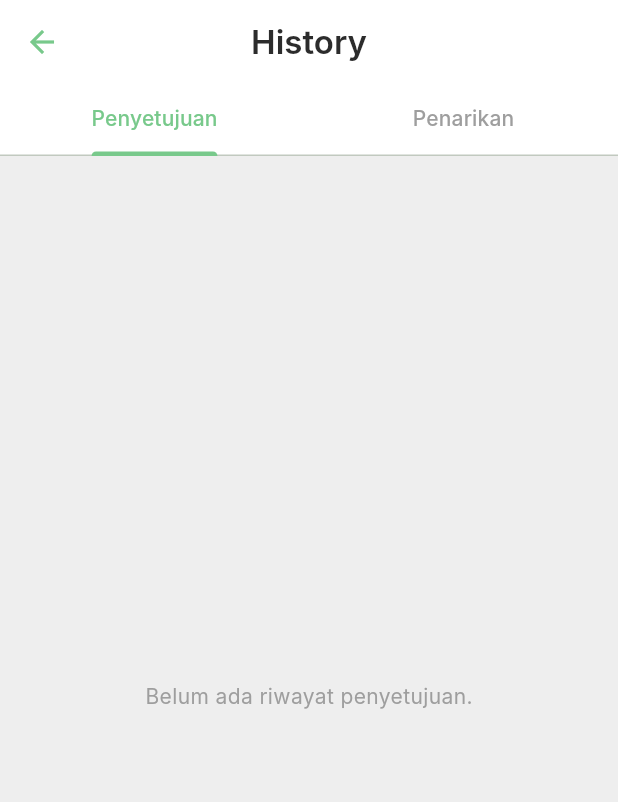
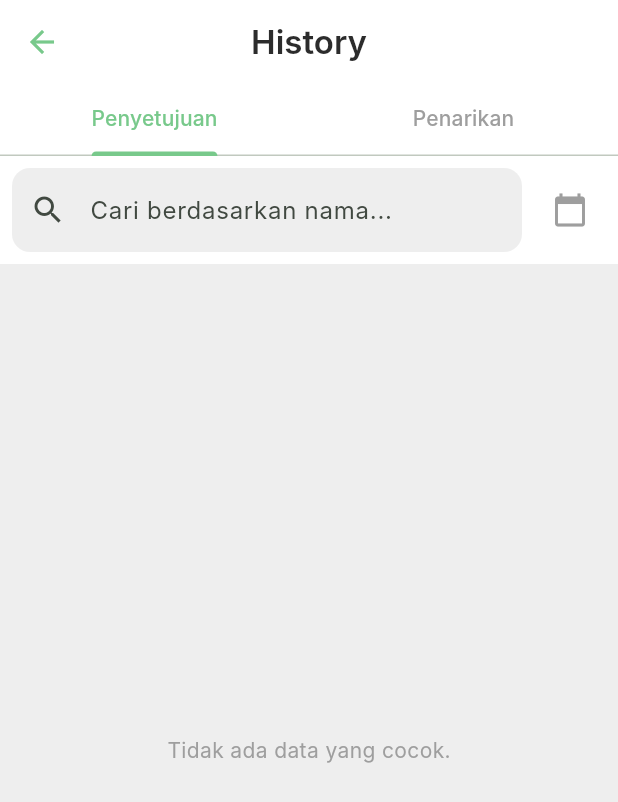
Before and after one commit to MiawMio/Gttrash, a Flutter app: the AdminHistoryScreen screen opened directly, on a phone screen of 412 x 824 dp. Shown: the top 802 px of the screen. Run offline on Flutter 3.47's test engine with Material 3 defaults, Android fonts, the phone set to English and light mode, and no system bars; our stand-ins replace cloud_firestore, firebase_auth, firebase_core, fl_chart, google_sign_in, image_picker and 1 more; accounts and stored records are empty; network calls fail; Roboto replaces fonts that are missing (Inter).

Commit message:
perbaikan pada history

```diff
--- a/trash_app/lib/screens/admin_history_screen.dart
+++ b/trash_app/lib/screens/admin_history_screen.dart
@@ -1,10 +1,11 @@
+import 'dart:async';
 import 'dart:convert';
 import 'package:flutter/material.dart';
 import 'package:http/http.dart' as http;
 import 'package:intl/intl.dart';
 import '../constants/app_colors.dart';
 
-// Model untuk data riwayat penyetujuan (tetap sama)
+// Model SubmissionHistory (tetap sama)
 class SubmissionHistory {
   final String userName;
   final String categoryName;
@@ -43,7 +44,7 @@ class SubmissionHistory {
   }
 }
 
-// Model untuk data riwayat penarikan (tetap sama)
+// Model WithdrawalHistory (tetap sama)
 class WithdrawalHistory {
   final String userName;
   final double amount;
@@ -89,6 +90,11 @@ class AdminHistoryScreen extends StatefulWidget {
 class _AdminHistoryScreenState extends State<AdminHistoryScreen> with SingleTickerProviderStateMixin {
   late TabController _tabController;
 
+  final TextEditingController _searchController = TextEditingController();
+  Timer? _debounce;
+  String _searchQuery = '';
+  DateTime? _selectedDate;
+
   bool _isLoadingSubmissions = true;
   bool _isLoadingWithdrawals = true;
   List<SubmissionHistory> _submissionHistory = [];
@@ -102,65 +108,106 @@ class _AdminHistoryScreenState extends State<AdminHistoryScreen> with SingleTick
   void initState() {
     super.initState();
     _tabController = TabController(length: 2, vsync: this);
-    _fetchSubmissionHistory(1);
-    _fetchWithdrawalHistory(1);
+    _reloadData();
+    _searchController.addListener(_onSearchChanged);
   }
 
   @override
   void dispose() {
     _tabController.dispose();
+    _searchController.removeListener(_onSearchChanged);
+    _searchController.dispose();
+    _debounce?.cancel();
     super.dispose();
   }
 
-  Future<void> _fetchSubmissionHistory(int page) async {
+  void _onSearchChanged() {
+    if (_debounce?.isActive ?? false) _debounce?.cancel();
+    _debounce = Timer(const Duration(milliseconds: 500), () {
+      if (_searchQuery != _searchController.text) {
+        setState(() {
+          _searchQuery = _searchController.text;
+        });
+        _reloadData(resetPage: true);
+      }
+    });
+  }
+
+  void _reloadData({bool resetPage = false}) {
+    if (resetPage) {
+      _submissionCurrentPage = 1;
+      _withdrawalCurrentPage = 1;
+    }
+    _fetchSubmissionHistory(_submissionCurrentPage, _searchQuery, _selectedDate);
+    _fetchWithdrawalHistory(_withdrawalCurrentPage, _searchQuery, _selectedDate);
+  }
+
+  Future<void> _selectDate(BuildContext context) async {
+    final DateTime? picked = await showDatePicker(
+      context: context,
+      initialDate: _selectedDate ?? DateTime.now(),
+      firstDate: DateTime(2020),
+      lastDate: DateTime.now(),
+    );
+    if (picked != null && picked != _selectedDate) {
+      setState(() {
+        _selectedDate = picked;
+      });
+      _reloadData(resetPage: true);
+    }
+  }
+
+  void _clearDateFilter() {
     setState(() {
-      _isLoadingSubmissions = true;
+      _selectedDate = null;
     });
+    _reloadData(resetPage: true);
+  }
+
+  Future<void> _fetchSubmissionHistory(int page, String search, DateTime? date) async {
+    setState(() => _isLoadingSubmissions = true);
     try {
-      final response = await http.get(Uri.parse('https://trash-api-azure.vercel.app/api/history?page=$page&limit=8'));
+      String dateQuery = date != null ? '&date=${DateFormat('yyyy-MM-dd').format(date)}' : '';
+      final url = 'https://trash-api-azure.vercel.app/api/history?page=$page&limit=8&search=$search$dateQuery';
+      final response = await http.get(Uri.parse(url));
+
       if (response.statusCode == 200) {
         final body = jsonDecode(response.body);
         final List<dynamic> data = body['data'];
         setState(() {
           _submissionHistory = data.map((item) => SubmissionHistory.fromJson(item)).toList();
-          _submissionTotalPages = body['totalPages'];
-          _submissionCurrentPage = body['currentPage'];
+          _submissionTotalPages = body['totalPages'] ?? 1;
+          _submissionCurrentPage = body['currentPage'] ?? 1;
         });
       } else {
         throw Exception('Failed to load submission history');
       }
     } finally {
-      if(mounted) {
-        setState(() {
-          _isLoadingSubmissions = false;
-        });
-      }
+      if(mounted) setState(() => _isLoadingSubmissions = false);
     }
   }
 
-  Future<void> _fetchWithdrawalHistory(int page) async {
-    setState(() {
-      _isLoadingWithdrawals = true;
-    });
+  Future<void> _fetchWithdrawalHistory(int page, String search, DateTime? date) async {
+    setState(() => _isLoadingWithdrawals = true);
     try {
-      final response = await http.get(Uri.parse('https://trash-api-azure.vercel.app/api/withdrawal-history?page=$page&limit=8'));
+      // <<< INI BAGIAN YANG DIPERBAIKI >>>
+      String dateQuery = date != null ? '&date=${DateFormat('yyyy-MM-dd').format(date)}' : '';
+      final url = 'https://trash-api-azure.vercel.app/api/withdrawal-history?page=$page&limit=8&search=$search$dateQuery';
+      final response = await http.get(Uri.parse(url));
+
       if (response.statusCode == 200) {
         final body = jsonDecode(response.body);
         final List<dynamic> data = body['data'];
         setState(() {
           _withdrawalHistory = data.map((item) => WithdrawalHistory.fromJson(item)).toList();
-          _withdrawalTotalPages = body['totalPages'];
-          _withdrawalCurrentPage = body['currentPage'];
+          _withdrawalTotalPages = body['totalPages'] ?? 1;
+          _withdrawalCurrentPage = body['currentPage'] ?? 1;
         });
       } else {
         throw Exception('Failed to load withdrawal history');
       }
     } finally {
-      if(mounted) {
-        setState(() {
-          _isLoadingWithdrawals = false;
-        });
-      }
+      if(mounted) setState(() => _isLoadingWithdrawals = false);
     }
   }
 
@@ -186,39 +233,71 @@ class _AdminHistoryScreenState extends State<AdminHistoryScreen> with SingleTick
           ],
         ),
       ),
-      body: TabBarView(
-        controller: _tabController,
+      body: Column(
         children: [
-          _buildSubmissionHistoryList(),
-          _buildWithdrawalHistoryList(),
+          Container(
+            color: Colors.white,
+            padding: const EdgeInsets.all(8.0),
+            child: Row(
+              children: [
+                Expanded(
+                  child: TextField(
+                    controller: _searchController,
+                    decoration: InputDecoration(
+                      hintText: 'Cari berdasarkan nama...',
+                      prefixIcon: const Icon(Icons.search),
+                      border: OutlineInputBorder(
+                        borderRadius: BorderRadius.circular(12.0),
+                        borderSide: BorderSide.none,
+                      ),
+                      filled: true,
+                      fillColor: Colors.grey[200],
+                    ),
+                  ),
+                ),
+                const SizedBox(width: 8),
+                IconButton(
+                  icon: Icon(Icons.calendar_today, color: _selectedDate != null ? AppColors.primaryGreen : Colors.grey),
+                  onPressed: () => _selectDate(context),
+                ),
+                if (_selectedDate != null)
+                  IconButton(
+                    icon: const Icon(Icons.clear, color: Colors.red),
+                    onPressed: _clearDateFilter,
+                  )
+              ],
+            ),
+          ),
+          Expanded(
+            child: TabBarView(
+              controller: _tabController,
+              children: [
+                _buildSubmissionHistoryList(),
+                _buildWithdrawalHistoryList(),
+              ],
+            ),
+          ),
         ],
       ),
     );
   }
 
-  // <<< KODE YANG DIPERBAIKI ADA DI SINI >>>
   Widget _buildSubmissionHistoryList() {
-    if (_isLoadingSubmissions) {
-      return const Center(child: CircularProgressIndicator());
-    }
-    if (_submissionHistory.isEmpty) {
-      return const Center(child: Text('Belum ada riwayat penyetujuan.'));
-    }
+    if (_isLoadingSubmissions) return const Center(child: CircularProgressIndicator());
+    if (_submissionHistory.isEmpty) return const Center(child: Text('Tidak ada data yang cocok.'));
 
     return Column(
       children: [
         Expanded(
           child: ListView.builder(
-            padding: const EdgeInsets.all(10),
+            padding: const EdgeInsets.fromLTRB(10, 10, 10, 0),
             itemCount: _submissionHistory.length,
             itemBuilder: (context, index) {
               final item = _submissionHistory[index];
               final isApproved = item.status == 'approved';
               final formattedDate = DateFormat('dd MMM yyyy, HH:mm').format(item.processedAt);
-
-              // Ini adalah bagian Card yang sebelumnya hilang
               return Card(
-                margin: const EdgeInsets.symmetric(vertical: 8),
+                margin: const EdgeInsets.only(bottom: 8),
                 child: ListTile(
                   leading: Icon(
                     isApproved ? Icons.check_circle : Icons.cancel,
@@ -240,9 +319,7 @@ class _AdminHistoryScreenState extends State<AdminHistoryScreen> with SingleTick
         _buildPaginationControls(
           currentPage: _submissionCurrentPage,
           totalPages: _submissionTotalPages,
-          onPageChanged: (page) {
-            _fetchSubmissionHistory(page);
-          },
+          onPageChanged: (page) => _fetchSubmissionHistory(page, _searchQuery, _selectedDate),
         ),
       ],
     );
@@ -250,24 +327,21 @@ class _AdminHistoryScreenState extends State<AdminHistoryScreen> with SingleTick
 
   Widget _buildWithdrawalHistoryList() {
     final currencyFormatter = NumberFormat.currency(locale: 'id_ID', symbol: 'Rp ', decimalDigits: 0);
-    if (_isLoadingWithdrawals) {
-      return const Center(child: CircularProgressIndicator());
-    }
-    if (_withdrawalHistory.isEmpty) {
-      return const Center(child: Text('Belum ada riwayat penarikan.'));
-    }
+    if (_isLoadingWithdrawals) return const Center(child: CircularProgressIndicator());
+    if (_withdrawalHistory.isEmpty) return const Center(child: Text('Tidak ada data yang cocok.'));
+
     return Column(
       children: [
         Expanded(
           child: ListView.builder(
-            padding: const EdgeInsets.all(10),
+            padding: const EdgeInsets.fromLTRB(10, 10, 10, 0),
             itemCount: _withdrawalHistory.length,
             itemBuilder: (context, index) {
               final item = _withdrawalHistory[index];
               final isApproved = item.status == 'approved';
               final formattedDate = DateFormat('dd MMM yyyy, HH:mm').format(item.processedAt);
               return Card(
-                margin: const EdgeInsets.symmetric(vertical: 8),
+                margin: const EdgeInsets.only(bottom: 8),
                 child: ListTile(
                   leading: Icon(
                     isApproved ? Icons.check_circle : Icons.cancel,
@@ -290,9 +364,7 @@ class _AdminHistoryScreenState extends State<AdminHistoryScreen> with SingleTick
         _buildPaginationControls(
           currentPage: _withdrawalCurrentPage,
           totalPages: _withdrawalTotalPages,
-          onPageChanged: (page) {
-            _fetchWithdrawalHistory(page);
-          },
+          onPageChanged: (page) => _fetchWithdrawalHistory(page, _searchQuery, _selectedDate),
         ),
       ],
     );
@@ -304,9 +376,8 @@ class _AdminHistoryScreenState extends State<AdminHistoryScreen> with SingleTick
     required ValueChanged<int> onPageChanged,
   }) {
     if (totalPages <= 1) return const SizedBox.shrink();
-
     return Container(
-      padding: const EdgeInsets.symmetric(vertical: 16.0),
+      padding: const EdgeInsets.symmetric(vertical: 10.0),
       child: Row(
         mainAxisAlignment: MainAxisAlignment.center,
         children: [
```
